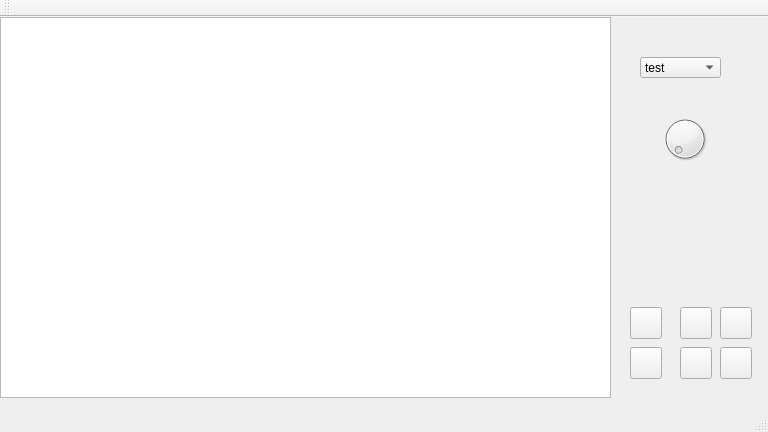
Qt form 3Vikna/gui.ui (OArnarsson/Qt-SQLite-DesktopApp) before a commit.
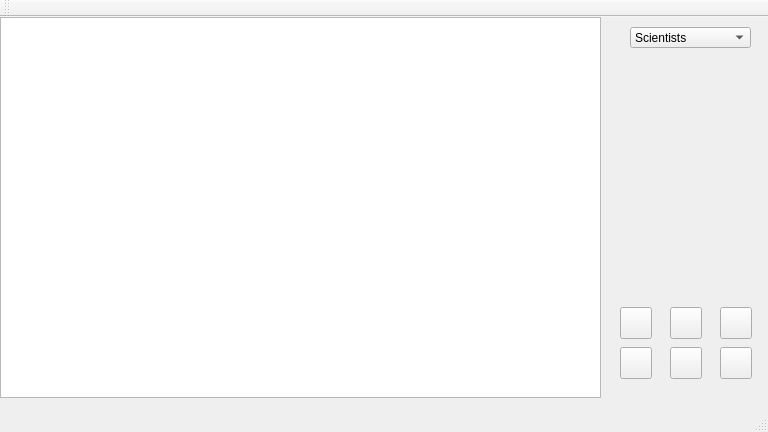
The same form after that commit. Icons and pictures are not drawn.

Commit message: Made some badass buttons and drop down madness!

```diff
--- a/3Vikna/gui.ui
+++ b/3Vikna/gui.ui
@@ -29,8 +29,8 @@
    <widget class="QPushButton" name="Add">
     <property name="geometry">
      <rect>
-      <x>630</x>
-      <y>330</y>
+      <x>620</x>
+      <y>290</y>
       <width>32</width>
       <height>32</height>
      </rect>
@@ -60,7 +60,7 @@
      <rect>
       <x>0</x>
       <y>0</y>
-      <width>611</width>
+      <width>601</width>
       <height>381</height>
      </rect>
     </property>
@@ -68,38 +68,57 @@
    <widget class="QComboBox" name="comboBox">
     <property name="geometry">
      <rect>
-      <x>640</x>
-      <y>40</y>
-      <width>81</width>
+      <x>630</x>
+      <y>10</y>
+      <width>121</width>
       <height>21</height>
      </rect>
     </property>
-    <item>
-     <property name="text">
-      <string>test</string>
-     </property>
-    </item>
-    <item>
-     <property name="text">
-      <string>testest</string>
-     </property>
-    </item>
-   </widget>
-   <widget class="QDial" name="dial">
-    <property name="geometry">
-     <rect>
-      <x>660</x>
-      <y>90</y>
-      <width>50</width>
-      <height>64</height>
-     </rect>
+    <property name="cursor">
+     <cursorShape>PointingHandCursor</cursorShape>
     </property>
+    <item>
+     <property name="text">
+      <string>Scientists</string>
+     </property>
+     <property name="icon">
+      <iconset>
+       <normaloff>../../../../Desktop/Icons/Scientists.svg</normaloff>../../../../Desktop/Icons/Scientists.svg</iconset>
+     </property>
+    </item>
+    <item>
+     <property name="text">
+      <string>Computers</string>
+     </property>
+     <property name="icon">
+      <iconset>
+       <normaloff>../../../../Desktop/Icons/Computers.svg</normaloff>../../../../Desktop/Icons/Computers.svg</iconset>
+     </property>
+    </item>
+    <item>
+     <property name="text">
+      <string>Favorite Scientists</string>
+     </property>
+     <property name="icon">
+      <iconset>
+       <normaloff>../../../../Desktop/Icons/Favorite.svg</normaloff>../../../../Desktop/Icons/Favorite.svg</iconset>
+     </property>
+    </item>
+    <item>
+     <property name="text">
+      <string>Favorite Computer</string>
+     </property>
+     <property name="icon">
+      <iconset>
+       <normaloff>../../../../Desktop/Icons/Favorite.svg</normaloff>../../../../Desktop/Icons/Favorite.svg</iconset>
+     </property>
+    </item>
    </widget>
    <widget class="QPushButton" name="Remove">
     <property name="geometry">
      <rect>
       <x>720</x>
-      <y>330</y>
+      <y>290</y>
       <width>32</width>
       <height>32</height>
      </rect>
@@ -127,8 +146,8 @@
    <widget class="QPushButton" name="Edit">
     <property name="geometry">
      <rect>
-      <x>680</x>
-      <y>330</y>
+      <x>670</x>
+      <y>290</y>
       <width>32</width>
       <height>32</height>
      </rect>
@@ -156,8 +175,8 @@
    <widget class="QPushButton" name="Search">
     <property name="geometry">
      <rect>
-      <x>630</x>
-      <y>290</y>
+      <x>620</x>
+      <y>330</y>
       <width>32</width>
       <height>32</height>
      </rect>
@@ -185,8 +204,8 @@
    <widget class="QPushButton" name="Fostudagur">
     <property name="geometry">
      <rect>
-      <x>680</x>
-      <y>290</y>
+      <x>720</x>
+      <y>330</y>
       <width>32</width>
       <height>32</height>
      </rect>
@@ -214,8 +233,8 @@
    <widget class="QPushButton" name="Favorite">
     <property name="geometry">
      <rect>
-      <x>720</x>
-      <y>290</y>
+      <x>670</x>
+      <y>330</y>
       <width>32</width>
       <height>32</height>
      </rect>
```
